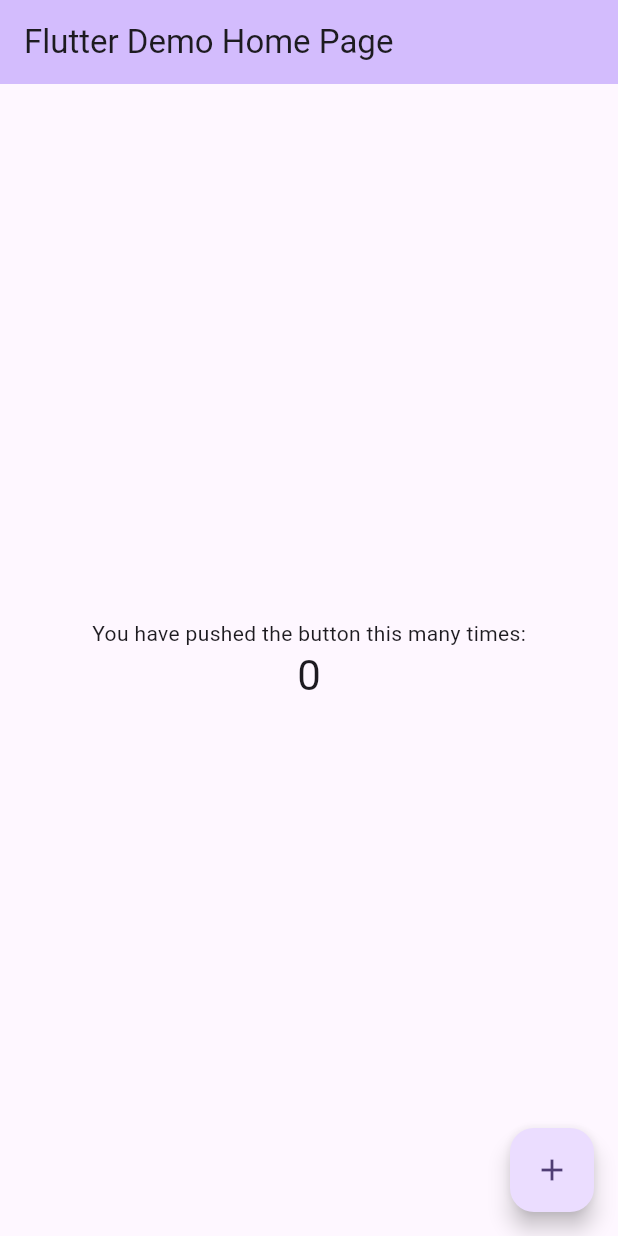
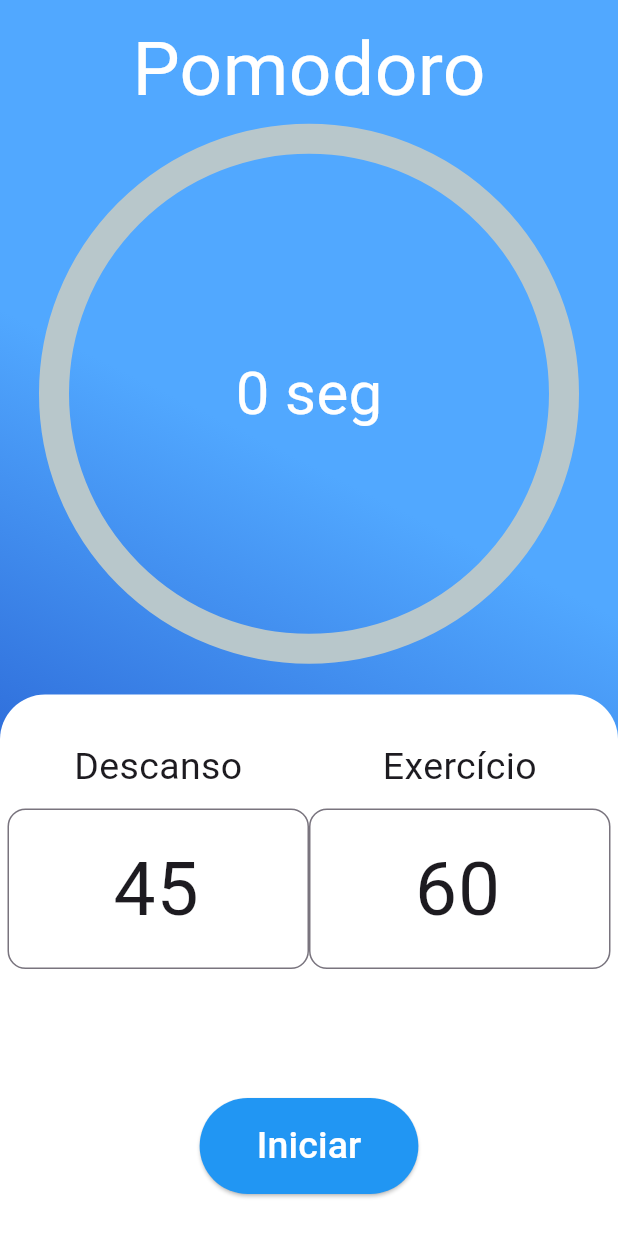
Before and after one commit to EduardTeixeira/flutter_relogio, a Flutter app: the screen it shows after launch, on a phone screen of 412 x 824 dp. Run offline on Flutter 3.47's test engine with Material 3 defaults, Android fonts, the phone set to English and light mode, and no system bars; drawn by our look-alikes of percent_indicator.

Commit message:
timer funcional, realizando o ciclo completo e iniciar e finalizar

```diff
--- a/lib/main.dart
+++ b/lib/main.dart
@@ -1,122 +1,196 @@
+import 'dart:async';
 import 'package:flutter/material.dart';
+import 'package:flutter_relogio/widgets/input.widget.dart';
+import 'package:percent_indicator/circular_percent_indicator.dart';
 
-void main() {
-  runApp(const MyApp());
+void main() => runApp(
+  MaterialApp(debugShowCheckedModeBanner: false, home: CountDownTimer()),
+);
+
+class CountDownTimer extends StatefulWidget {
+  const CountDownTimer({super.key});
+  @override
+  CountDownTimerState createState() => CountDownTimerState();
 }
 
-class MyApp extends StatelessWidget {
-  const MyApp({super.key});
+class CountDownTimerState extends State<CountDownTimer> {
+  final TextEditingController exerciseCtrl = TextEditingController(text: "60");
+  final TextEditingController restCtrl = TextEditingController(text: "45");
+  bool timeToRest = true;
+  int timeSeconds = 0;
 
-  // This widget is the root of your application.
-  @override
-  Widget build(BuildContext context) {
-    return MaterialApp(
-      title: 'Flutter Demo',
-      theme: ThemeData(
-        // This is the theme of your application.
-        //
-        // TRY THIS: Try running your application with "flutter run". You'll see
-        // the application has a purple toolbar. Then, without quitting the app,
-        // try changing the seedColor in the colorScheme below to Colors.green
-        // and then invoke "hot reload" (save your changes or press the "hot
-        // reload" button in a Flutter-supported IDE, or press "r" if you used
-        // the command line to start the app).
-        //
-        // Notice that the counter didn't reset back to zero; the application
-        // state is not lost during the reload. To reset the state, use hot
-        // restart instead.
-        //
-        // This works for code too, not just values: Most code changes can be
-        // tested with just a hot reload.
-        colorScheme: ColorScheme.fromSeed(seedColor: Colors.deepPurple),
-      ),
-      home: const MyHomePage(title: 'Flutter Demo Home Page'),
-    );
+  double percent = 0.0;
+  double slicePercent = 0.0;
+  late Timer timer;
+
+  void startTimer() {
+    setTimeSeconds();
+
+    timer = Timer.periodic(Duration(seconds: 1), (timer) {
+      setState(() {
+        print('\n\nPercent ::: $percent');
+        print('slicePercent ::: $slicePercent');
+        print('exerciseCtrl ::: $exerciseCtrl');
+        print('exerciseCtrl ::: ${exerciseCtrl.text}');
+        print('restCtrl ::: $restCtrl');
+        print('restCtrl ::: ${restCtrl.text}');
+
+        if (timeSeconds > 0) {
+          print('IF --> timeSeconds ::: $timeSeconds');
+          timeSeconds--;
+          calculatePercent();
+        } else {
+          print('ELSE --> timeSeconds ::: $timeSeconds');
+          timeToRest = !timeToRest;
+          nextTimer();
+          //timer.cancel();
+        }
+      });
+    });
   }
-}
 
-class MyHomePage extends StatefulWidget {
-  const MyHomePage({super.key, required this.title});
+  void setTimeSeconds() {
+    if (timeToRest) {
+      timeSeconds = int.parse(restCtrl.text);
+    } else {
+      timeSeconds = int.parse(exerciseCtrl.text);
+    }
+    slicePercent = 1.0 / timeSeconds;
+  }
 
-  // This widget is the home page of your application. It is stateful, meaning
-  // that it has a State object (defined below) that contains fields that affect
-  // how it looks.
+  void calculatePercent() {
+    double futurePercent = percent + slicePercent;
+    if (futurePercent > 1.0) {
+      percent = 1.0;
+    } else {
+      percent += slicePercent;
+    }
+  }
 
-  // This class is the configuration for the state. It holds the values (in this
-  // case the title) provided by the parent (in this case the App widget) and
-  // used by the build method of the State. Fields in a Widget subclass are
-  // always marked "final".
-
-  final String title;
-
-  @override
-  State<MyHomePage> createState() => _MyHomePageState();
-}
-
-class _MyHomePageState extends State<MyHomePage> {
-  int _counter = 0;
-
-  void _incrementCounter() {
-    setState(() {
-      // This call to setState tells the Flutter framework that something has
-      // changed in this State, which causes it to rerun the build method below
-      // so that the display can reflect the updated values. If we changed
-      // _counter without calling setState(), then the build method would not be
-      // called again, and so nothing would appear to happen.
-      _counter++;
-    });
+  void nextTimer() {
+    percent = 0.0;
+    setTimeSeconds();
   }
 
   @override
   Widget build(BuildContext context) {
-    // This method is rerun every time setState is called, for instance as done
-    // by the _incrementCounter method above.
-    //
-    // The Flutter framework has been optimized to make rerunning build methods
-    // fast, so that you can just rebuild anything that needs updating rather
-    // than having to individually change instances of widgets.
-    return Scaffold(
-      appBar: AppBar(
-        // TRY THIS: Try changing the color here to a specific color (to
-        // Colors.amber, perhaps?) and trigger a hot reload to see the AppBar
-        // change color while the other colors stay the same.
-        backgroundColor: Theme.of(context).colorScheme.inversePrimary,
-        // Here we take the value from the MyHomePage object that was created by
-        // the App.build method, and use it to set our appbar title.
-        title: Text(widget.title),
-      ),
-      body: Center(
-        // Center is a layout widget. It takes a single child and positions it
-        // in the middle of the parent.
-        child: Column(
-          // Column is also a layout widget. It takes a list of children and
-          // arranges them vertically. By default, it sizes itself to fit its
-          // children horizontally, and tries to be as tall as its parent.
-          //
-          // Column has various properties to control how it sizes itself and
-          // how it positions its children. Here we use mainAxisAlignment to
-          // center the children vertically; the main axis here is the vertical
-          // axis because Columns are vertical (the cross axis would be
-          // horizontal).
-          //
-          // TRY THIS: Invoke "debug painting" (choose the "Toggle Debug Paint"
-          // action in the IDE, or press "p" in the console), to see the
-          // wireframe for each widget.
-          mainAxisAlignment: MainAxisAlignment.center,
-          children: <Widget>[
-            const Text('You have pushed the button this many times:'),
-            Text(
-              '$_counter',
-              style: Theme.of(context).textTheme.headlineMedium,
+    return SafeArea(
+      child: Scaffold(
+        backgroundColor: Colors.white,
+        body: Container(
+          decoration: BoxDecoration(
+            gradient: LinearGradient(
+              colors: [Color(0xFF1542BF), Color(0xFF51A8FF)],
+              begin: FractionalOffset(0.5, 1),
             ),
-          ],
+          ),
+          width: double.infinity,
+          child: Column(
+            mainAxisAlignment: MainAxisAlignment.start,
+            crossAxisAlignment: CrossAxisAlignment.center,
+            children: <Widget>[
+              Padding(
+                padding: const EdgeInsets.only(top: 10.0),
+                child: Text(
+                  "Pomodoro",
+                  style: TextStyle(color: Colors.white, fontSize: 50.0),
+                ),
+              ),
+              Expanded(
+                child: CircularPercentIndicator(
+                  percent: percent,
+                  animation: true,
+                  lineWidth: 20.0,
+                  circularStrokeCap: CircularStrokeCap.round,
+                  reverse: false,
+                  animateFromLastPercent: true,
+                  radius: 180.0,
+                  progressColor: Colors.white,
+                  center: Text(
+                    "$timeSeconds seg",
+                    style: TextStyle(color: Colors.white, fontSize: 40.0),
+                  ),
+                ),
+              ),
+
+              SizedBox(height: 20.0),
+
+              Expanded(
+                child: Container(
+                  width: double.infinity,
+                  decoration: BoxDecoration(
+                    color: Colors.white,
+                    borderRadius: BorderRadius.only(
+                      topLeft: Radius.circular(30.0),
+                      topRight: Radius.circular(30.0),
+                    ),
+                  ),
+                  child: Padding(
+                    padding: const EdgeInsets.only(
+                      top: 30.0,
+                      left: 5.0,
+                      right: 5.0,
+                    ),
+                    child: Column(
+                      children: <Widget>[
+                        Expanded(
+                          child: Row(
+                            children: <Widget>[
+                              Expanded(
+                                child: Column(
+                                  children: <Widget>[
+                                    Text(
+                                      "Descanso",
+                                      style: TextStyle(fontSize: 25.0),
+                                    ),
+                                    SizedBox(height: 10.0),
+                                    Input(ctrl: restCtrl),
+                                  ],
+                                ),
+                              ),
+                              Expanded(
+                                child: Column(
+                                  children: <Widget>[
+                                    Text(
+                                      "Exercício",
+                                      style: TextStyle(fontSize: 25.0),
+                                    ),
+                                    SizedBox(height: 10.0),
+                                    Input(ctrl: exerciseCtrl),
+                                  ],
+                                ),
+                              ),
+                            ],
+                          ),
+                        ),
+                        Padding(
+                          padding: EdgeInsets.symmetric(vertical: 28.0),
+                          child: ElevatedButton(
+                            style: ElevatedButton.styleFrom(
+                              backgroundColor: Colors.blue,
+                            ),
+                            onPressed: startTimer,
+                            child: Padding(
+                              padding: EdgeInsets.all(14.0),
+                              child: Text(
+                                "Iniciar",
+                                style: TextStyle(
+                                  color: Colors.white,
+                                  fontSize: 25.0,
+                                ),
+                              ),
+                            ),
+                          ),
+                        ),
+                      ],
+                    ),
+                  ),
+                ),
+              ),
+            ],
+          ),
         ),
       ),
-      floatingActionButton: FloatingActionButton(
-        onPressed: _incrementCounter,
-        tooltip: 'Increment',
-        child: const Icon(Icons.add),
-      ), // This trailing comma makes auto-formatting nicer for build methods.
     );
   }
 }
--- /dev/null
+++ b/lib/widgets/input.widget.dart
@@ -0,0 +1,34 @@
+import 'package:flutter/material.dart';
+import 'package:flutter/services.dart';
+
+class Input extends StatelessWidget {
+  var ctrl = TextEditingController();
+
+  Input({super.key, required this.ctrl});
+
+  @override
+  Widget build(BuildContext context) {
+    return TextField(
+      controller: ctrl,
+      keyboardType: TextInputType.number,
+      textAlign: TextAlign.center,
+      style: TextStyle(fontSize: 50),
+      inputFormatters: <TextInputFormatter>[
+        FilteringTextInputFormatter.digitsOnly,
+      ],
+      decoration: InputDecoration(
+        border: OutlineInputBorder(
+          borderRadius: BorderRadius.circular(12.0), // Bordas arredondadas
+          borderSide: BorderSide(
+            color: Colors.blue, // Cor da borda
+            width: 2.0, // Largura da borda
+          ),
+        ),
+        focusedBorder: OutlineInputBorder(
+          borderRadius: BorderRadius.circular(12.0),
+          borderSide: BorderSide(color: Colors.green, width: 2.0),
+        ),
+      ),
+    );
+  }
+}
--- a/pubspec.yaml
+++ b/pubspec.yaml
@@ -30,6 +30,7 @@ environment:
 dependencies:
   flutter:
     sdk: flutter
+  percent_indicator: ^4.2.5
 
   # The following adds the Cupertino Icons font to your application.
   # Use with the CupertinoIcons class for iOS style icons.
```
Also changed, not shown: pubspec.lock.
